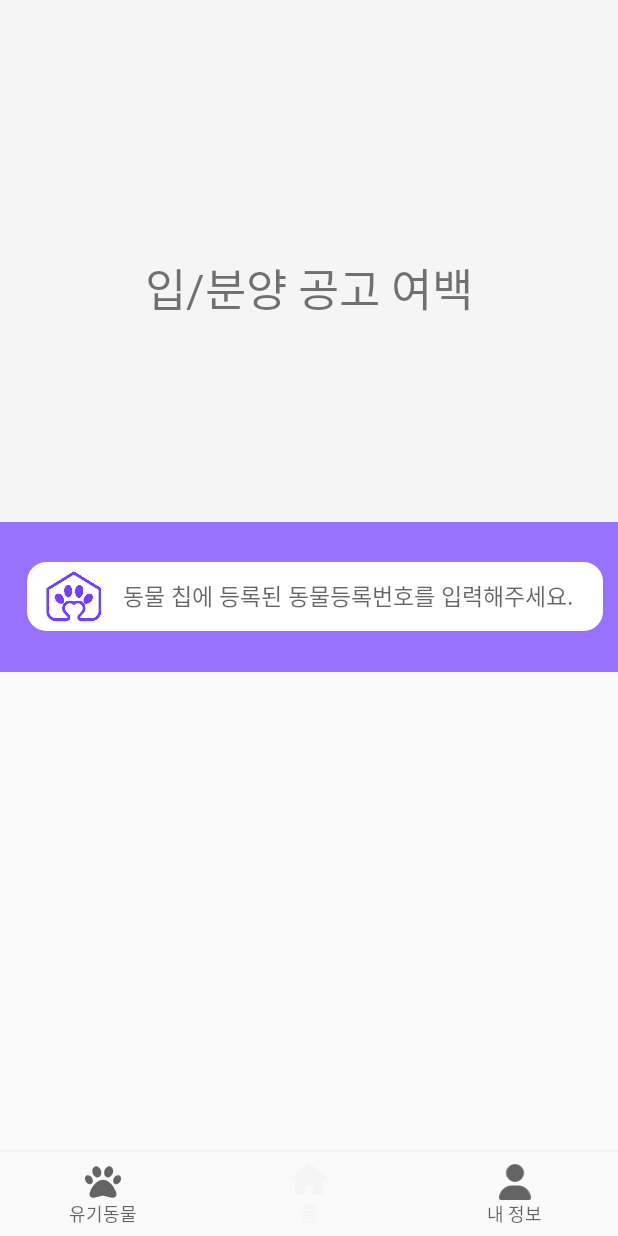
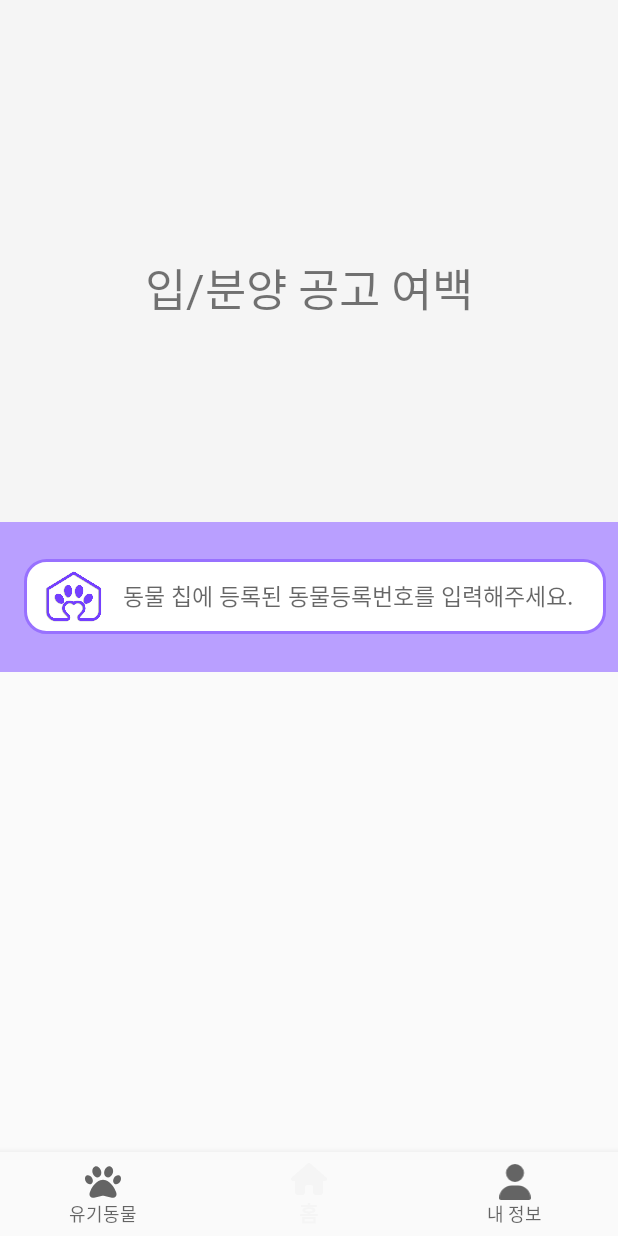
Before and after one commit to for-paw-chain/for-paw-chain, an Android app: the HouseFragment screen opened directly, with no data from a screen before it, on a phone screen of 412 x 824 dp. Run offline under Robolectric (Android 15) with nearby library versions, the phone set to English and light mode, and no system bars; our stand-ins replace data binding, navigation-ui.

Commit message:
feat : search drag color matching

```diff
--- a/android/app/src/main/java/com/ssafy/forpawchain/behind/fragment/HouseFragment.kt
+++ b/android/app/src/main/java/com/ssafy/forpawchain/behind/fragment/HouseFragment.kt
@@ -22,7 +22,6 @@
 class HouseFragment : Fragment() {
     private lateinit var viewModel: HouseFragmentVM
     private var _binding: FragmentHouseBinding? = null
-    private var isOpenSearch: Boolean = false
 
     // This property is only valid between onCreateView and
     // onDestroyView.
@@ -105,7 +104,7 @@
             //  Vertical offset == 0 indicates appBar is fully expanded.
 //            Log.d(TAG, "${Math.abs(verticalOffset)}")
             if (Math.abs(verticalOffset) > 1200) {
-                if (!isOpenSearch) {
+                if (!viewModel.isOpenSearch.value!!) {
                     Log.d(TAG, "열림")
                     // TODO: DUMMY DATA
                     viewModel.addTask(SearchResultDTO("별이1", "여아", "견과", "말티즈", "X"))
@@ -114,14 +113,14 @@
                     viewModel.addTask(SearchResultDTO("별이4", "여아", "견과", "말티즈", "O"))
                     viewModel.addTask(SearchResultDTO("별이5", "여아", "견과", "말티즈", "X"))
                     viewModel.addTask(SearchResultDTO("별이6", "여아", "견과", "말티즈", "X"))
-                    isOpenSearch = true
+                    viewModel.isOpenSearch.value = true
                 }
                 invalidateOptionsMenu((activity as MainActivity))
             } else if (Math.abs(verticalOffset) < 100) {
-                if (isOpenSearch) {
+                if (viewModel.isOpenSearch.value!!) {
                     Log.d(TAG, "닫힘")
                     viewModel.clearTask()
-                    isOpenSearch = false
+                    viewModel.isOpenSearch.value = false
                 }
                 invalidateOptionsMenu((activity as MainActivity))
             }
--- a/android/app/src/main/java/com/ssafy/forpawchain/viewmodel/fragment/HouseFragmentVM.kt
+++ b/android/app/src/main/java/com/ssafy/forpawchain/viewmodel/fragment/HouseFragmentVM.kt
@@ -6,6 +6,8 @@
 
 
 class HouseFragmentVM : ViewModel() {
+    val isOpenSearch = MutableLiveData<Boolean>(false)
+
     companion object {
         val TAG: String? = this::class.qualifiedName
     }
--- a/android/app/src/main/res/layout/fragment_house.xml
+++ b/android/app/src/main/res/layout/fragment_house.xml
@@ -44,7 +44,7 @@
                     android:layout_width="match_parent"
                     android:layout_height="100dp"
                     android:layout_gravity="bottom"
-                    android:background="#9871FF"
+                    android:background="@{viewModel.isOpenSearch ? @color/search_top : @color/search_bottom }"
                     app:layout_collapseMode="pin">
 
                     <LinearLayout
@@ -72,13 +72,13 @@
                             android:id="@+id/searchEditText"
                             android:layout_width="300dp"
                             android:layout_height="45dp"
+                            android:layout_gravity="center"
                             android:background="@color/white"
                             android:fontFamily="@font/kakao_regular"
+                            android:gravity="center"
                             android:hint="@string/search_edit_text_hint"
                             android:imeOptions="actionDone"
                             android:singleLine="true"
-                            android:gravity="center"
-                            android:layout_gravity="center"
                             android:text="@={viewModel.searchEditText}"
                             android:textSize="15sp" />
                     </LinearLayout>
--- a/android/app/src/main/res/values/colors.xml
+++ b/android/app/src/main/res/values/colors.xml
@@ -1,5 +1,7 @@
 <?xml version="1.0" encoding="utf-8"?>
 <resources>
+    <color name="search_top">#9871FF</color>
+    <color name="search_bottom">#B99FFF</color>
     <!--Indigo 500-->
     <color name="primary_500">#3F51B5</color>
     <!--Indigo 700-->
```
